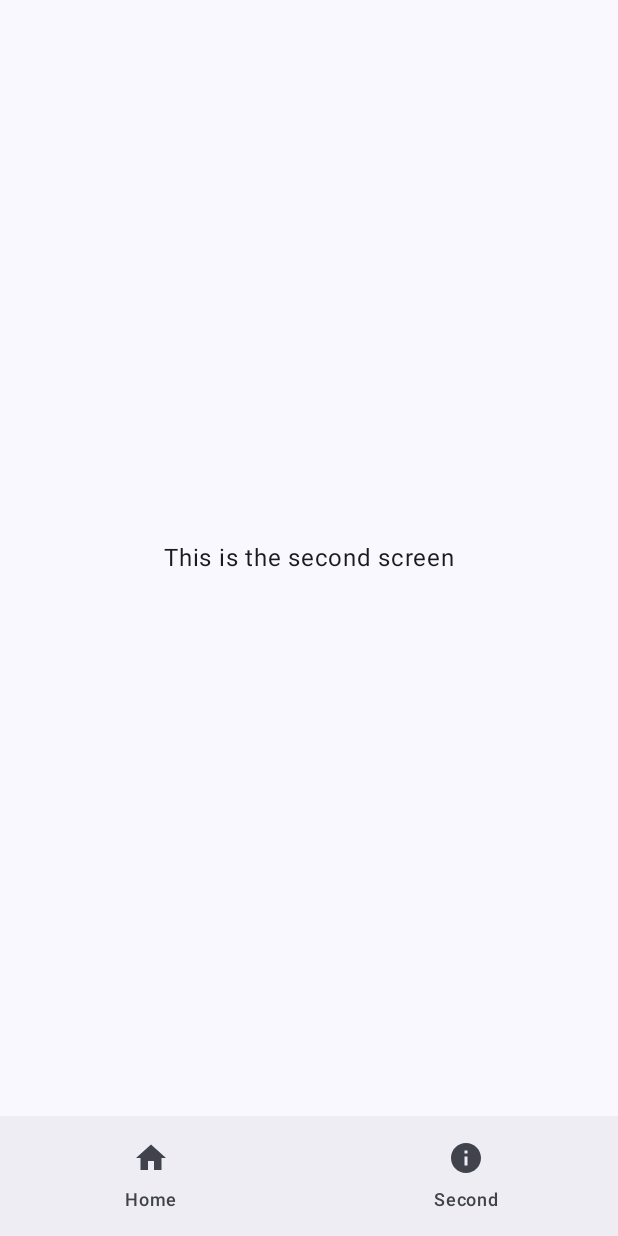
After one commit to Szym123/WatchList, an Android app built with Jetpack Compose: the SecondScreen screen opened through its navigation route, on a phone screen of 412 x 824 dp. The commit adds this screen. Run offline under Robolectric (Android 15) with nearby library versions, the phone set to English and light mode, and no system bars; 1 statement that could not run was skipped.

Commit message:
convert to a multi-screen application

```diff
--- a/WatchList/app/build.gradle.kts
+++ b/WatchList/app/build.gradle.kts
@@ -49,6 +49,7 @@ dependencies {
     implementation(libs.androidx.ui.graphics)
     implementation(libs.androidx.ui.tooling.preview)
     implementation(libs.androidx.material3)
+    implementation(libs.androidx.navigation.compose)
     testImplementation(libs.junit)
     androidTestImplementation(libs.androidx.junit)
     androidTestImplementation(libs.androidx.espresso.core)
--- /dev/null
+++ b/WatchList/app/src/main/java/com/example/watchlist/MainScreen.kt
@@ -0,0 +1,35 @@
+package com.example.watchlist
+
+import androidx.compose.foundation.layout.*
+import androidx.compose.material3.*
+import androidx.compose.runtime.Composable
+import androidx.compose.ui.Alignment
+import androidx.compose.ui.Modifier
+import androidx.compose.ui.unit.dp
+import androidx.navigation.NavHostController
+
+@Composable
+fun MainScreen(navController: NavHostController) {
+    Scaffold(
+        topBar = {
+            //AppTopBar(title = "Main Screen") {
+                // Handle button click
+            //}
+            CenterAlignedTopAppBarExample()
+        },
+        bottomBar = {
+            AppNavigationBar(navController)
+        }
+    ) { padding ->
+        Box(
+            modifier = Modifier
+                .fillMaxSize()
+                .padding(padding),
+            contentAlignment = Alignment.Center
+        ) {
+            Button(onClick = { navController.navigate("second") }) {
+                Text("Go to Second Screen")
+            }
+        }
+    }
+}
--- /dev/null
+++ b/WatchList/app/src/main/java/com/example/watchlist/NavigationBar.kt
@@ -0,0 +1,27 @@
+package com.example.watchlist
+
+import androidx.compose.material.icons.Icons
+import androidx.compose.material.icons.filled.Home
+import androidx.compose.material.icons.filled.Info
+import androidx.compose.material3.*
+import androidx.compose.ui.Modifier
+import androidx.navigation.NavHostController
+import androidx.compose.runtime.Composable
+
+@Composable
+fun AppNavigationBar(navController: NavHostController) {
+    NavigationBar {
+        NavigationBarItem(
+            icon = { Icon(Icons.Default.Home, contentDescription = "Home") },
+            label = { Text("Home") },
+            selected = false,
+            onClick = { navController.navigate("main") }
+        )
+        NavigationBarItem(
+            icon = { Icon(Icons.Default.Info, contentDescription = "Second") },
+            label = { Text("Second") },
+            selected = false,
+            onClick = { navController.navigate("second") }
+        )
+    }
+}
--- /dev/null
+++ b/WatchList/app/src/main/java/com/example/watchlist/SecondScreen.kt
@@ -0,0 +1,33 @@
+package com.example.watchlist
+
+import androidx.compose.foundation.layout.*
+import androidx.compose.material3.*
+import androidx.compose.runtime.Composable
+import androidx.compose.ui.Alignment
+import androidx.compose.ui.Modifier
+import androidx.compose.ui.unit.dp
+import androidx.navigation.NavHostController
+
+@Composable
+fun SecondScreen(navController: NavHostController) {
+    Scaffold(
+        topBar = {
+            //AppTopBar(title = "Second Screen") {
+                // Handle button click
+            //}
+            CenterAlignedTopAppBarExample()
+        },
+        bottomBar = {
+            AppNavigationBar(navController)
+        }
+    ) { padding ->
+        Box(
+            modifier = Modifier
+                .fillMaxSize()
+                .padding(padding),
+            contentAlignment = Alignment.Center
+        ) {
+            Text("This is the second screen")
+        }
+    }
+}
--- /dev/null
+++ b/WatchList/app/src/main/java/com/example/watchlist/TopBar.kt
@@ -0,0 +1,68 @@
+package com.example.watchlist
+
+import androidx.compose.material.icons.Icons
+import androidx.compose.material.icons.automirrored.filled.ArrowBack
+import androidx.compose.material.icons.filled.Home
+import androidx.compose.material.icons.filled.Menu
+import androidx.compose.material3.*
+import androidx.compose.runtime.Composable
+import androidx.compose.ui.Modifier
+import androidx.compose.ui.graphics.vector.ImageVector
+import androidx.compose.ui.input.nestedscroll.nestedScroll
+import androidx.compose.ui.res.vectorResource
+import androidx.compose.ui.text.style.TextOverflow
+
+@OptIn(ExperimentalMaterial3Api::class)
+@Composable
+fun AppTopBar(title: String, onButtonClick: () -> Unit) {
+    TopAppBar(
+        title = { Text(title) },
+        actions = {
+            IconButton(onClick = onButtonClick) {
+                Icon(Icons.Default.Home, contentDescription = "Home")
+            }
+        }
+    )
+}
+
+
+@OptIn(ExperimentalMaterial3Api::class)
+@Composable
+fun CenterAlignedTopAppBarExample() {
+    val scrollBehavior = TopAppBarDefaults.pinnedScrollBehavior(rememberTopAppBarState())
+
+        modifier = Modifier.nestedScroll(scrollBehavior.nestedScrollConnection),
+
+        topBar = {
+            CenterAlignedTopAppBar(
+                colors = TopAppBarDefaults.centerAlignedTopAppBarColors(
+                    containerColor = MaterialTheme.colorScheme.primaryContainer,
+                    titleContentColor = MaterialTheme.colorScheme.primary,
+                ),
+                title = {
+                    Text(
+                        "Centered Top App Bar",
+                        maxLines = 1,
+                        overflow = TextOverflow.Ellipsis
+                    )
+                },
+                navigationIcon = {
+                    IconButton(onClick = { /* do something */ }) {
+                        Icon(
+                            imageVector = Icons.AutoMirrored.Filled.ArrowBack,
+                            contentDescription = "Localized description"
+                        )
+                    }
+                },
+                actions = {
+                    IconButton(onClick = { /* do something */ }) {
+                        Icon(
+                            imageVector = Icons.Filled.Menu,
+                            contentDescription = "Localized description"
+                        )
+                    }
+                },
+                scrollBehavior = scrollBehavior,
+            )
+        }
+}
--- a/WatchList/gradle/libs.versions.toml
+++ b/WatchList/gradle/libs.versions.toml
@@ -8,6 +8,7 @@ espressoCore = "3.6.1"
 lifecycleRuntimeKtx = "2.8.7"
 activityCompose = "1.10.1"
 composeBom = "2024.09.00"
+navigationCompose = "2.8.9"
 
 [libraries]
 androidx-core-ktx = { group = "androidx.core", name = "core-ktx", version.ref = "coreKtx" }
@@ -24,6 +25,7 @@ androidx-ui-tooling-preview = { group = "androidx.compose.ui", name = "ui-toolin
 androidx-ui-test-manifest = { group = "androidx.compose.ui", name = "ui-test-manifest" }
 androidx-ui-test-junit4 = { group = "androidx.compose.ui", name = "ui-test-junit4" }
 androidx-material3 = { group = "androidx.compose.material3", name = "material3" }
+androidx-navigation-compose = { group = "androidx.navigation", name = "navigation-compose", version.ref = "navigationCompose" }
 
 [plugins]
 android-application = { id = "com.android.application", version.ref = "agp" }
```
Also changed, not shown: WatchList/app/src/main/java/com/example/watchlist/MainActivity.kt (+8 -177 lines), WatchList/app/src/main/res/Theme.kt (+24 -15 lines).
